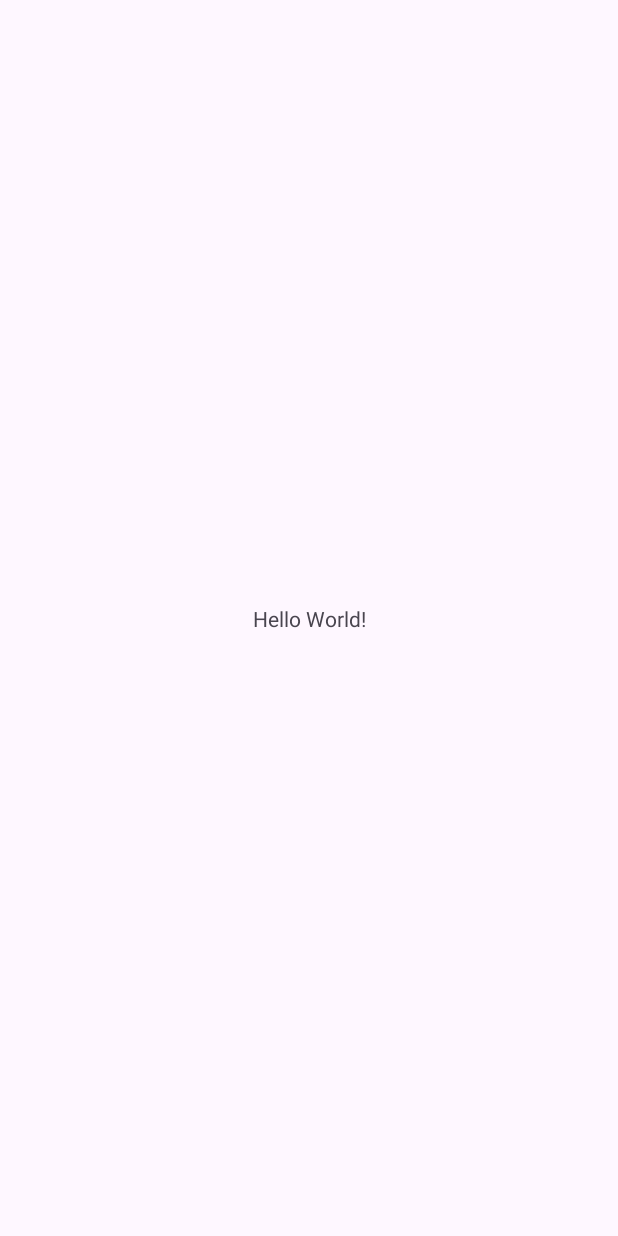
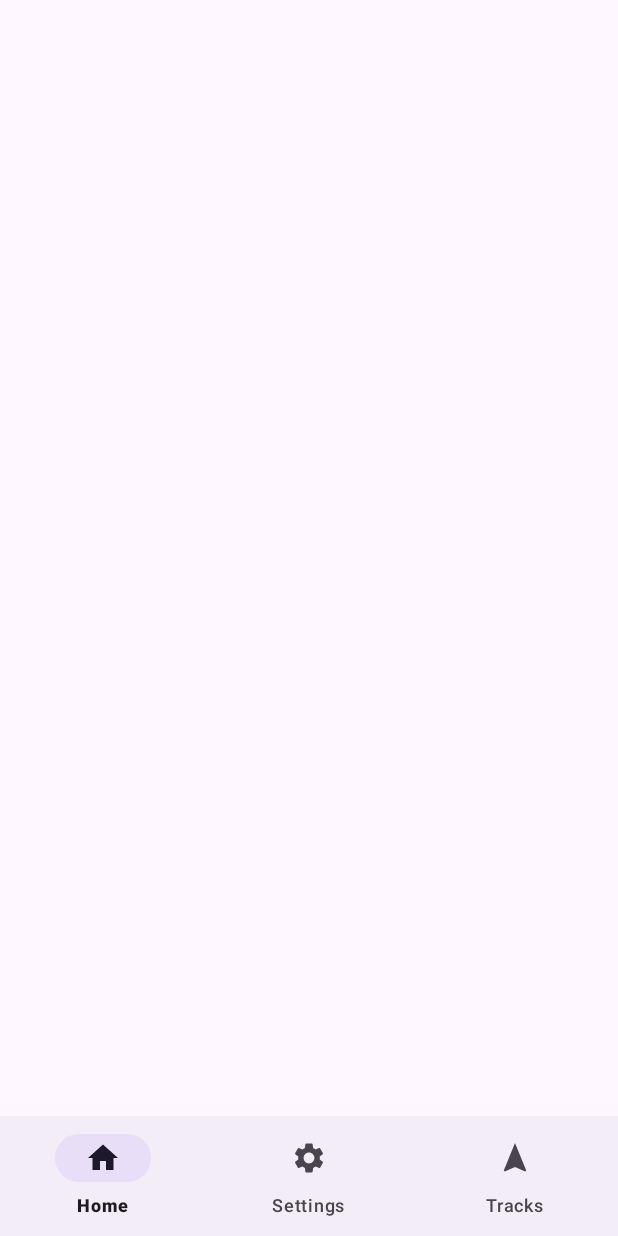
Before and after one commit to Ivan2000-web/GPS_Tracker, an Android app: the screen it shows after launch (MainActivity), on a phone screen of 412 x 824 dp. Before the commit the screen is almost empty. Run offline under Robolectric (Android 15) with nearby library versions, the phone set to English and light mode, and no system bars.

Commit message:
add: bottom menu

```diff
--- a/app/build.gradle.kts
+++ b/app/build.gradle.kts
@@ -33,6 +33,8 @@
     kotlinOptions {
         jvmTarget = "1.8"
     }
+
+    buildFeatures{viewBinding = true}
 }
 
 dependencies {
--- a/app/src/main/java/com/vansoft/gps_tracker/MainActivity.kt
+++ b/app/src/main/java/com/vansoft/gps_tracker/MainActivity.kt
@@ -2,10 +2,27 @@
 
 import androidx.appcompat.app.AppCompatActivity
 import android.os.Bundle
+import android.widget.Toast
+import com.vansoft.gps_tracker.databinding.ActivityMainBinding
 
 class MainActivity : AppCompatActivity() {
+    private lateinit var binding: ActivityMainBinding
     override fun onCreate(savedInstanceState: Bundle?) {
         super.onCreate(savedInstanceState)
-        setContentView(R.layout.activity_main)
+        binding = ActivityMainBinding.inflate(layoutInflater)
+        setContentView(binding.root)
+        onNavButtonClick()
+    }
+
+    private fun onNavButtonClick(){
+        binding.bottomNav.setOnItemSelectedListener {
+            when(it.itemId){
+                R.id.id_home -> Toast.makeText(this, "Home", Toast.LENGTH_SHORT).show()
+                R.id.id_settings -> Toast.makeText(this, "Settings", Toast.LENGTH_SHORT).show()
+                R.id.id_tracks -> Toast.makeText(this, "Tracks", Toast.LENGTH_SHORT).show()
+            }
+            true
+        }
+
     }
 }
--- /dev/null
+++ b/app/src/main/res/drawable/ic_home.xml
@@ -0,0 +1,5 @@
+<vector android:height="24dp" android:tint="#000000"
+    android:viewportHeight="24" android:viewportWidth="24"
+    android:width="24dp" xmlns:android="http://schemas.android.com/apk/res/android">
+    <path android:fillColor="@android:color/white" android:pathData="M10,20v-6h4v6h5v-8h3L12,3 2,12h3v8z"/>
+</vector>
--- /dev/null
+++ b/app/src/main/res/drawable/ic_settings.xml
@@ -0,0 +1,5 @@
+<vector android:height="24dp" android:tint="#000000"
+    android:viewportHeight="24" android:viewportWidth="24"
+    android:width="24dp" xmlns:android="http://schemas.android.com/apk/res/android">
+    <path android:fillColor="@android:color/white" android:pathData="M19.14,12.94c0.04,-0.3 0.06,-0.61 0.06,-0.94c0,-0.32 -0.02,-0.64 -0.07,-0.94l2.03,-1.58c0.18,-0.14 0.23,-0.41 0.12,-0.61l-1.92,-3.32c-0.12,-0.22 -0.37,-0.29 -0.59,-0.22l-2.39,0.96c-0.5,-0.38 -1.03,-0.7 -1.62,-0.94L14.4,2.81c-0.04,-0.24 -0.24,-0.41 -0.48,-0.41h-3.84c-0.24,0 -0.43,0.17 -0.47,0.41L9.25,5.35C8.66,5.59 8.12,5.92 7.63,6.29L5.24,5.33c-0.22,-0.08 -0.47,0 -0.59,0.22L2.74,8.87C2.62,9.08 2.66,9.34 2.86,9.48l2.03,1.58C4.84,11.36 4.8,11.69 4.8,12s0.02,0.64 0.07,0.94l-2.03,1.58c-0.18,0.14 -0.23,0.41 -0.12,0.61l1.92,3.32c0.12,0.22 0.37,0.29 0.59,0.22l2.39,-0.96c0.5,0.38 1.03,0.7 1.62,0.94l0.36,2.54c0.05,0.24 0.24,0.41 0.48,0.41h3.84c0.24,0 0.44,-0.17 0.47,-0.41l0.36,-2.54c0.59,-0.24 1.13,-0.56 1.62,-0.94l2.39,0.96c0.22,0.08 0.47,0 0.59,-0.22l1.92,-3.32c0.12,-0.22 0.07,-0.47 -0.12,-0.61L19.14,12.94zM12,15.6c-1.98,0 -3.6,-1.62 -3.6,-3.6s1.62,-3.6 3.6,-3.6s3.6,1.62 3.6,3.6S13.98,15.6 12,15.6z"/>
+</vector>
--- /dev/null
+++ b/app/src/main/res/drawable/ic_tracks.xml
@@ -0,0 +1,5 @@
+<vector android:height="24dp" android:tint="#000000"
+    android:viewportHeight="24" android:viewportWidth="24"
+    android:width="24dp" xmlns:android="http://schemas.android.com/apk/res/android">
+    <path android:fillColor="@android:color/white" android:pathData="M12,2L4.5,20.29l0.71,0.71L12,18l6.79,3 0.71,-0.71z"/>
+</vector>
--- a/app/src/main/res/layout/activity_main.xml
+++ b/app/src/main/res/layout/activity_main.xml
@@ -6,13 +6,25 @@
     android:layout_height="match_parent"
     tools:context=".MainActivity">
 
-    <TextView
-        android:layout_width="wrap_content"
+    <androidx.constraintlayout.widget.ConstraintLayout
+        android:id="@+id/placeHolder"
+        android:layout_width="0dp"
+        android:layout_height="0dp"
+        app:layout_constraintBottom_toTopOf="@+id/bottomNav"
+        app:layout_constraintEnd_toEndOf="parent"
+        app:layout_constraintHorizontal_bias="1.0"
+        app:layout_constraintStart_toStartOf="parent"
+        app:layout_constraintTop_toTopOf="parent">
+
+    </androidx.constraintlayout.widget.ConstraintLayout>
+
+    <com.google.android.material.bottomnavigation.BottomNavigationView
+        android:id="@+id/bottomNav"
+        android:layout_width="match_parent"
         android:layout_height="wrap_content"
-        android:text="Hello World!"
         app:layout_constraintBottom_toBottomOf="parent"
         app:layout_constraintEnd_toEndOf="parent"
         app:layout_constraintStart_toStartOf="parent"
-        app:layout_constraintTop_toTopOf="parent" />
+        app:menu="@menu/bottom_menu" />
 
 </androidx.constraintlayout.widget.ConstraintLayout>
--- /dev/null
+++ b/app/src/main/res/menu/bottom_menu.xml
@@ -0,0 +1,18 @@
+<?xml version="1.0" encoding="utf-8"?>
+<menu xmlns:android="http://schemas.android.com/apk/res/android">
+    <item
+        android:title="@string/home"
+        android:icon="@drawable/ic_home"
+        android:id="@+id/id_home"
+        android:orderInCategory="100"/>
+    <item
+        android:title="@string/settings"
+        android:icon="@drawable/ic_settings"
+        android:id="@+id/id_settings"
+        android:orderInCategory="200"/>
+    <item
+        android:title="@string/tracks"
+        android:icon="@drawable/ic_tracks"
+        android:id="@+id/id_tracks"
+        android:orderInCategory="300"/>
+</menu>
--- a/app/src/main/res/values/strings.xml
+++ b/app/src/main/res/values/strings.xml
@@ -1,3 +1,6 @@
 <resources>
     <string name="app_name">GPS_Tracker</string>
+    <string name="home">Home</string>
+    <string name="tracks">Tracks</string>
+    <string name="settings">Settings</string>
 </resources>
```
Also changed, not shown: app/src/main/java/com/vansoft/gps_tracker/fragments/MainFragment.kt (added, +27 -0 lines), app/src/main/java/com/vansoft/gps_tracker/fragments/SettingsFragment.kt (added, +30 -0 lines), app/src/main/java/com/vansoft/gps_tracker/fragments/TracksFragment.kt (added, +29 -0 lines), app/src/main/java/com/vansoft/gps_tracker/fragments/ViewTrackFragment.kt (added, +28 -0 lines), app/src/main/res/layout/fragment_main.xml (added, +15 -0 lines), app/src/main/res/layout/settings.xml (added, +17 -0 lines), app/src/main/res/layout/tracks.xml (added, +17 -0 lines), app/src/main/res/layout/view_track.xml (added, +17 -0 lines).
